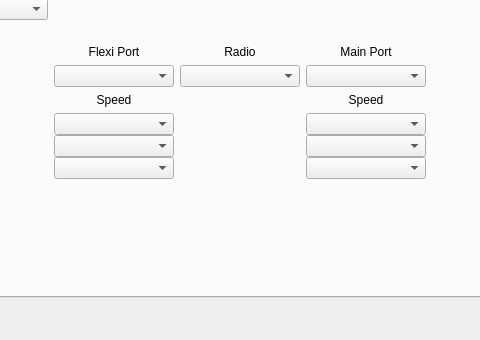
First picture: the form in ground/openpilotgcs/src/plugins/config/configrevohwwidget.ui, repository openpilot/OpenPilot, before the edit; both pictures show x 149 to 629 and y 402 to 742 of the 834 by 742 pixel window.
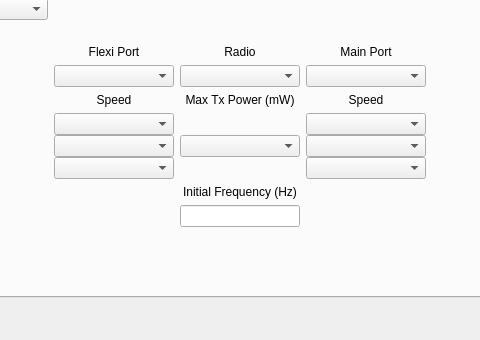
Second picture: the form after the edit. Icons and pictures are not drawn.

Commit message: Added setting of max RF power and initial frequency on Revo.

```diff
--- a/ground/openpilotgcs/src/plugins/config/configrevohwwidget.ui
+++ b/ground/openpilotgcs/src/plugins/config/configrevohwwidget.ui
@@ -169,9 +169,6 @@
                </property>
               </widget>
              </item>
-             <item row="13" column="2">
-              <widget class="QComboBox" name="cbModem"/>
-             </item>
              <item row="3" column="0">
               <widget class="QComboBox" name="cbRcvr"/>
              </item>
@@ -375,6 +372,39 @@
                </property>
               </widget>
              </item>
+             <item row="13" column="2">
+              <widget class="QComboBox" name="cbModem"/>
+             </item>
+             <item row="14" column="2">
+              <widget class="QLabel" name="lblTxPower">
+               <property name="text">
+                <string>Max Tx Power (mW)</string>
+               </property>
+               <property name="alignment">
+                <set>Qt::AlignBottom|Qt::AlignHCenter</set>
+               </property>
+              </widget>
+             </item>
+             <item row="15" column="2">
+              <widget class="QComboBox" name="cbTxPower"/>
+             </item>
+             <item row="16" column="2">
+              <widget class="QLabel" name="lblInitFreq">
+               <property name="text">
+                <string>Initial Frequency (Hz)</string>
+               </property>
+               <property name="alignment">
+                <set>Qt::AlignBottom|Qt::AlignHCenter</set>
+               </property>
+              </widget>
+             </item>
+             <item row="17" column="2">
+               <widget class="QLineEdit" name="leInitFreq">
+                 <property name="toolTip">
+                   <string extracomment="The initial connection frequency (Hz)"/>
+                 </property>
+               </widget>
+             </item>
              <item row="14" column="1">
               <widget class="QLabel" name="lblFlexiSpeed">
                <property name="text">
```
The commit also changes 4 other files.
